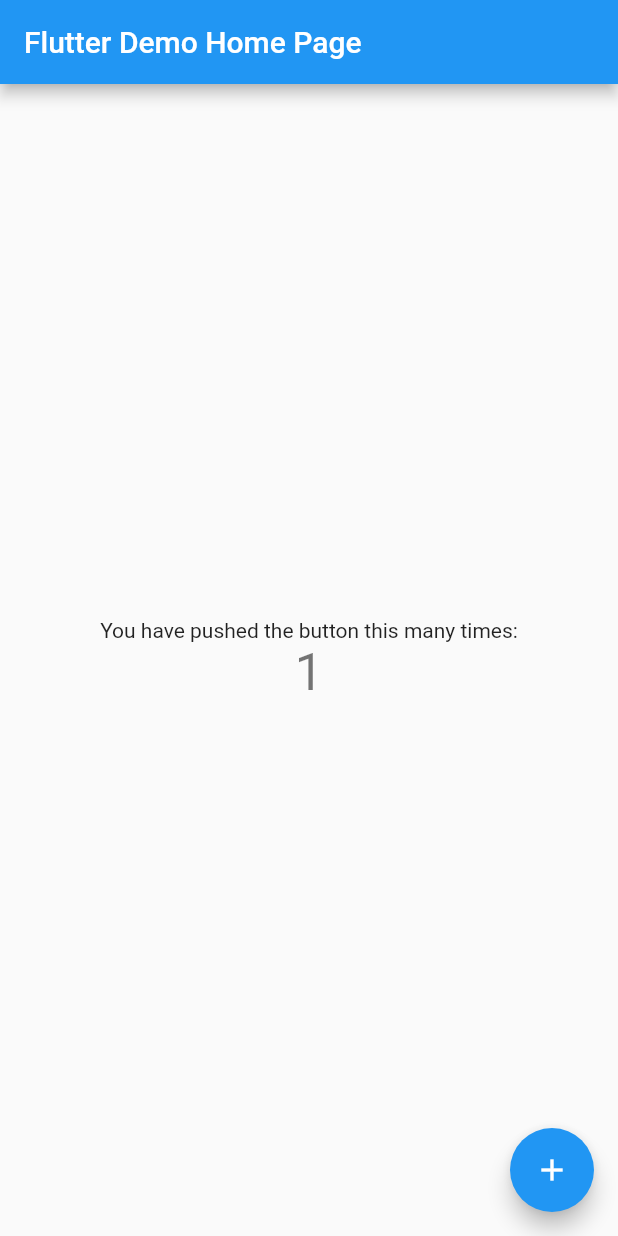
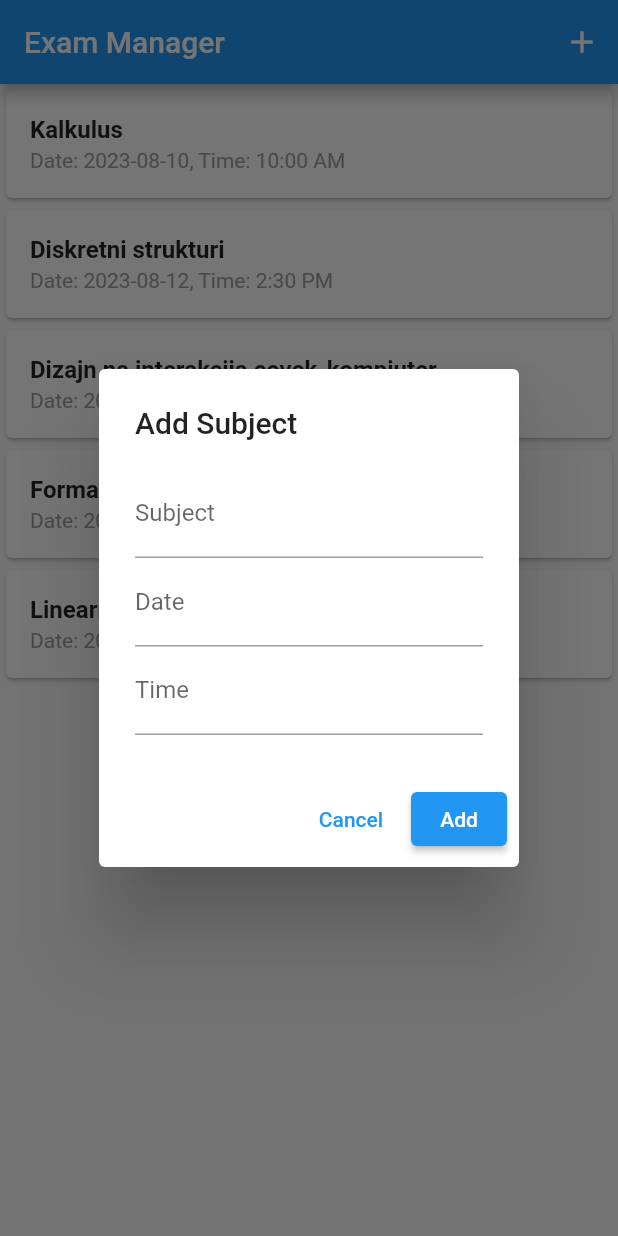
Before and after one commit to akovacheva/lab3_4_5_mis, a Flutter app: the screen it shows after launch, after a tap on the "add" icon, on a phone screen of 412 x 824 dp. Run offline on Flutter 3.47's test engine with Material 2 defaults, Android fonts, the phone set to English and light mode, and no system bars.

Commit message:
Lab3 finished

```diff
--- a/lib/main.dart
+++ b/lib/main.dart
@@ -1,115 +1,135 @@
 import 'package:flutter/material.dart';
 
 void main() {
-  runApp(const MyApp());
+  runApp(const MaterialApp(
+    home: MyApp(),
+    localizationsDelegates: [
+      DefaultMaterialLocalizations.delegate,
+      DefaultWidgetsLocalizations.delegate,
+    ],
+    supportedLocales: [
+      Locale('en', 'US'),
+    ],
+  ));
 }
 
-class MyApp extends StatelessWidget {
-  const MyApp({super.key});
+class MyApp extends StatefulWidget {
+  const MyApp({Key? key}) : super(key: key);
 
-  // This widget is the root of your application.
+  @override
+  _MyAppState createState() => _MyAppState();
+}
+
+class _MyAppState extends State<MyApp> {
+  final List<Map<String, String>> exams = [
+    {'subject': 'Kalkulus', 'date': '2023-08-10', 'time': '10:00 AM'},
+    {'subject': 'Diskretni strukturi', 'date': '2023-08-12', 'time': '2:30 PM'},
+    {'subject': 'Dizajn na interakcija covek-kompjuter', 'date': '2023-08-12', 'time': '2:30 PM'},
+    {'subject': 'Formalni jazici i avtomati', 'date': '2023-08-12', 'time': '2:30 PM'},
+    {'subject': 'Linearna algebra', 'date': '2023-08-12', 'time': '2:30 PM'},
+  ];
+
+  final TextEditingController subjectController = TextEditingController();
+  final TextEditingController dateController = TextEditingController();
+  final TextEditingController timeController = TextEditingController();
+
+  void _showAddSubjectDialog(BuildContext context) {
+    showDialog(
+      context: context,
+      builder: (context) {
+        return AlertDialog(
+          title: const Text('Add Subject'),
+          content: Column(
+            mainAxisSize: MainAxisSize.min,
+            children: [
+              TextField(
+                controller: subjectController,
+                decoration: const InputDecoration(labelText: 'Subject'),
+              ),
+              TextField(
+                controller: dateController,
+                decoration: const InputDecoration(labelText: 'Date'),
+              ),
+              TextField(
+                controller: timeController,
+                decoration: const InputDecoration(labelText: 'Time'),
+              ),
+            ],
+          ),
+          actions: [
+            TextButton(
+              onPressed: () {
+                Navigator.of(context).pop(); // Close the dialog
+              },
+              child: const Text('Cancel'),
+            ),
+            ElevatedButton(
+              onPressed: () {
+                String subject = subjectController.text;
+                String date = dateController.text;
+                String time = timeController.text;
+                if (subject.isNotEmpty && date.isNotEmpty && time.isNotEmpty) {
+                  // Add the subject with date and time to the list
+                  setState(() {
+                    exams.add({'subject': subject, 'date': date, 'time': time});
+                  });
+                  // Clear the controllers after adding
+                  subjectController.clear();
+                  dateController.clear();
+                  timeController.clear();
+                  Navigator.of(context).pop(); // Close the dialog
+                }
+              },
+              child: const Text('Add'),
+            ),
+          ],
+        );
+      },
+    );
+  }
+
   @override
   Widget build(BuildContext context) {
-    return MaterialApp(
-      title: 'Flutter Demo',
-      theme: ThemeData(
-        // This is the theme of your application.
-        //
-        // Try running your application with "flutter run". You'll see the
-        // application has a blue toolbar. Then, without quitting the app, try
-        // changing the primarySwatch below to Colors.green and then invoke
-        // "hot reload" (press "r" in the console where you ran "flutter run",
-        // or simply save your changes to "hot reload" in a Flutter IDE).
-        // Notice that the counter didn't reset back to zero; the application
-        // is not restarted.
-        primarySwatch: Colors.blue,
+    return Scaffold(
+      appBar: AppBar(
+        title: const Text('Exam Manager'),
+        actions: [
+          IconButton(
+            icon: const Icon(Icons.add),
+            onPressed: () {
+              _showAddSubjectDialog(context); // Pass the context to the method
+            },
+          ),
+        ],
       ),
-      home: const MyHomePage(title: 'Flutter Demo Home Page'),
+      body: ExamList(exams: exams),
     );
   }
 }
 
-class MyHomePage extends StatefulWidget {
-  const MyHomePage({super.key, required this.title});
+class ExamList extends StatelessWidget {
+  final List<Map<String, String>> exams;
 
-  // This widget is the home page of your application. It is stateful, meaning
-  // that it has a State object (defined below) that contains fields that affect
-  // how it looks.
-
-  // This class is the configuration for the state. It holds the values (in this
-  // case the title) provided by the parent (in this case the App widget) and
-  // used by the build method of the State. Fields in a Widget subclass are
-  // always marked "final".
-
-  final String title;
-
-  @override
-  State<MyHomePage> createState() => _MyHomePageState();
-}
-
-class _MyHomePageState extends State<MyHomePage> {
-  int _counter = 0;
-
-  void _incrementCounter() {
-    setState(() {
-      // This call to setState tells the Flutter framework that something has
-      // changed in this State, which causes it to rerun the build method below
-      // so that the display can reflect the updated values. If we changed
-      // _counter without calling setState(), then the build method would not be
-      // called again, and so nothing would appear to happen.
-      _counter++;
-    });
-  }
+  const ExamList({super.key, required this.exams});
 
   @override
   Widget build(BuildContext context) {
-    // This method is rerun every time setState is called, for instance as done
-    // by the _incrementCounter method above.
-    //
-    // The Flutter framework has been optimized to make rerunning build methods
-    // fast, so that you can just rebuild anything that needs updating rather
-    // than having to individually change instances of widgets.
-    return Scaffold(
-      appBar: AppBar(
-        // Here we take the value from the MyHomePage object that was created by
-        // the App.build method, and use it to set our appbar title.
-        title: Text(widget.title),
-      ),
-      body: Center(
-        // Center is a layout widget. It takes a single child and positions it
-        // in the middle of the parent.
-        child: Column(
-          // Column is also a layout widget. It takes a list of children and
-          // arranges them vertically. By default, it sizes itself to fit its
-          // children horizontally, and tries to be as tall as its parent.
-          //
-          // Invoke "debug painting" (press "p" in the console, choose the
-          // "Toggle Debug Paint" action from the Flutter Inspector in Android
-          // Studio, or the "Toggle Debug Paint" command in Visual Studio Code)
-          // to see the wireframe for each widget.
-          //
-          // Column has various properties to control how it sizes itself and
-          // how it positions its children. Here we use mainAxisAlignment to
-          // center the children vertically; the main axis here is the vertical
-          // axis because Columns are vertical (the cross axis would be
-          // horizontal).
-          mainAxisAlignment: MainAxisAlignment.center,
-          children: <Widget>[
-            const Text(
-              'You have pushed the button this many times:',
+    return ListView.builder(
+      itemCount: exams.length,
+      itemBuilder: (context, index) {
+        return Card(
+          child: ListTile(
+            title: Text(
+              exams[index]['subject']!,
+              style: const TextStyle(fontWeight: FontWeight.bold),
             ),
-            Text(
-              '$_counter',
-              style: Theme.of(context).textTheme.headline4,
+            subtitle: Text(
+              'Date: ${exams[index]['date']}, Time: ${exams[index]['time']}',
+              style: const TextStyle(color: Colors.grey),
             ),
-          ],
-        ),
-      ),
-      floatingActionButton: FloatingActionButton(
-        onPressed: _incrementCounter,
-        tooltip: 'Increment',
-        child: const Icon(Icons.add),
-      ), // This trailing comma makes auto-formatting nicer for build methods.
+          ),
+        );
+      },
     );
   }
 }
--- a/pubspec.yaml
+++ b/pubspec.yaml
@@ -31,6 +31,7 @@
 dependencies:
   flutter:
     sdk: flutter
+  alert_dialog: ^1.0.2
 
 
   # The following adds the Cupertino Icons font to your application.
```
Also changed, not shown: pubspec.lock.
